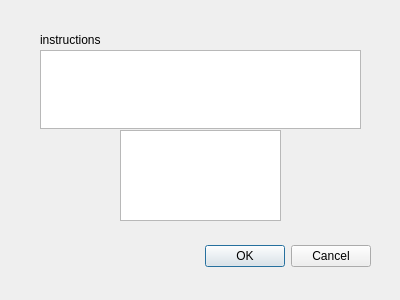
Before: the Qt Designer form src/dialog.ui in musedivision/notebook_cloze, drawn with Qt 5.
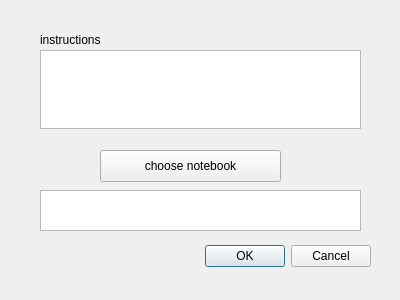
After: the same form once the commit is applied.

Commit message: processing notebook

What changed in the file:
```diff
--- a/src/dialog.ui
+++ b/src/dialog.ui
@@ -42,10 +42,10 @@
   <widget class="QListView" name="listView">
    <property name="geometry">
     <rect>
-     <x>120</x>
-     <y>130</y>
-     <width>161</width>
-     <height>91</height>
+     <x>40</x>
+     <y>190</y>
+     <width>321</width>
+     <height>41</height>
     </rect>
    </property>
   </widget>
@@ -62,6 +62,19 @@
     <string>instructions</string>
    </property>
   </widget>
+  <widget class="QPushButton" name="notebookFile">
+   <property name="geometry">
+    <rect>
+     <x>100</x>
+     <y>150</y>
+     <width>181</width>
+     <height>32</height>
+    </rect>
+   </property>
+   <property name="text">
+    <string>choose notebook</string>
+   </property>
+  </widget>
  </widget>
  <resources/>
  <connections>
```
Left out of the diff: 2 changed lines with no effect on the pictures. The commit also changes 4 other files.
